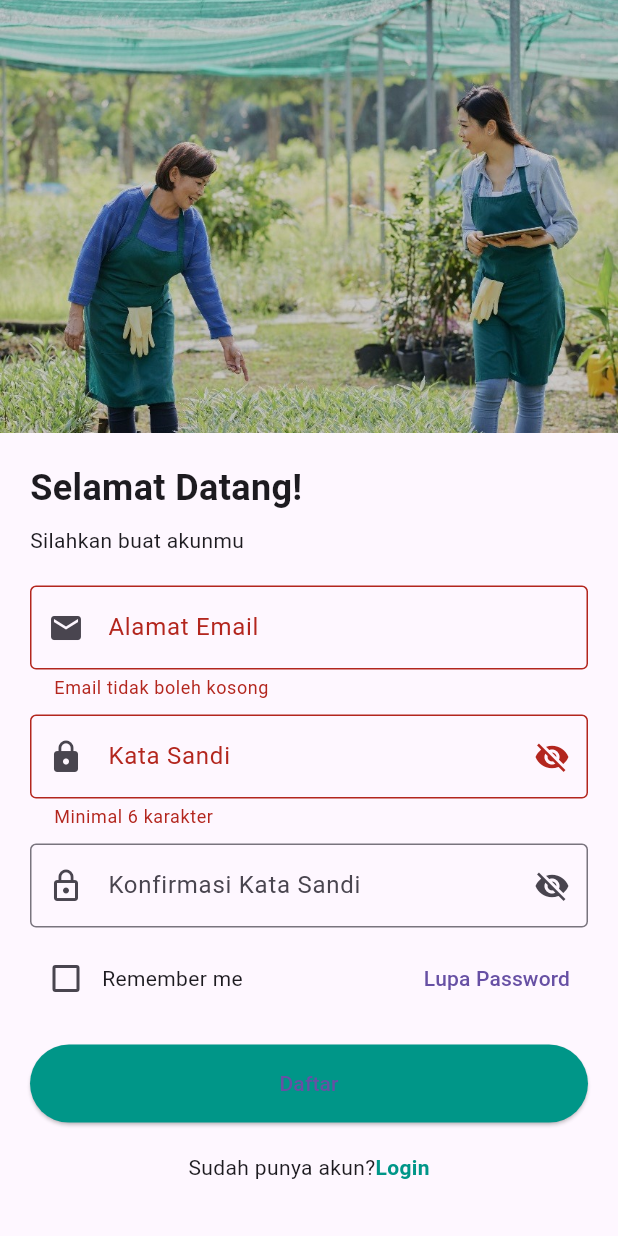
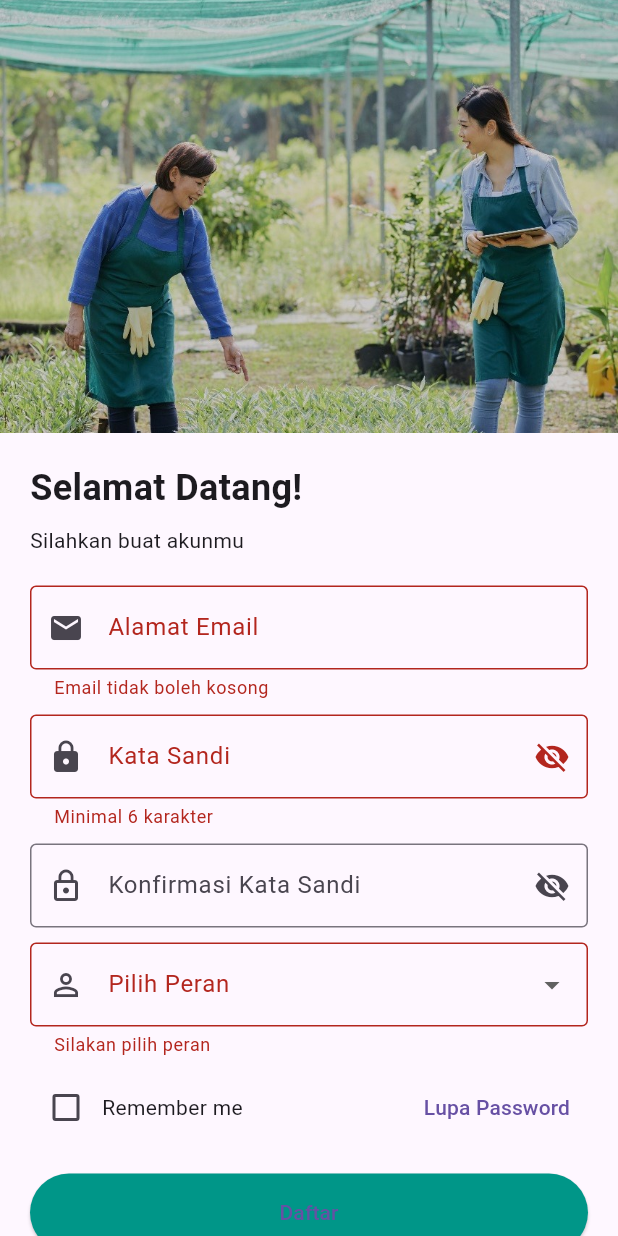
Before and after one commit to MuhammadAbyann/TaniYuk-Smart-Farming-Bok-Choy-Mobile-Application-, a Flutter app: the RegisterPage screen opened directly, after a tap on "Daftar", on a phone screen of 412 x 824 dp. Run offline on Flutter 3.47's test engine with Material 3 defaults, Android fonts, the phone set to English and light mode, and no system bars.

Commit message:
update register page

```diff
--- a/lib/pages/register_page.dart
+++ b/lib/pages/register_page.dart
@@ -19,12 +19,24 @@ class _RegisterPageState extends State<RegisterPage> {
   bool showPassword = false;
   bool showConfirmPassword = false;
 
+  // Tambahan: Role
+  String? selectedRole;
+  final List<String> roles = ['Petani', 'Pemilik Lahan'];
+
   void _register() {
     if (_formKey.currentState!.validate()) {
-      // TODO: Lanjutkan ke backend/Firebase
-      ScaffoldMessenger.of(
-        context,
-      ).showSnackBar(const SnackBar(content: Text("Pendaftaran berhasil!")));
+      final email = emailController.text.trim();
+      final password = passwordController.text.trim();
+      final role = selectedRole;
+
+      // TODO: Kirim ke backend di sini
+      print('Email: $email');
+      print('Password: $password');
+      print('Role: $role');
+
+      ScaffoldMessenger.of(context).showSnackBar(
+        const SnackBar(content: Text("Pendaftaran berhasil!")),
+      );
     }
   }
 
@@ -60,6 +72,8 @@ class _RegisterPageState extends State<RegisterPage> {
                       const SizedBox(height: 8),
                       const Text("Silahkan buat akunmu"),
                       const SizedBox(height: 20),
+
+                      // Email
                       TextFormField(
                         controller: emailController,
                         decoration: const InputDecoration(
@@ -78,6 +92,8 @@ class _RegisterPageState extends State<RegisterPage> {
                         },
                       ),
                       const SizedBox(height: 10),
+
+                      // Password
                       TextFormField(
                         controller: passwordController,
                         obscureText: !showPassword,
@@ -106,6 +122,8 @@ class _RegisterPageState extends State<RegisterPage> {
                         },
                       ),
                       const SizedBox(height: 10),
+
+                      // Konfirmasi Password
                       TextFormField(
                         controller: confirmPasswordController,
                         obscureText: !showConfirmPassword,
@@ -134,6 +152,36 @@ class _RegisterPageState extends State<RegisterPage> {
                         },
                       ),
                       const SizedBox(height: 10),
+
+                      // Dropdown Role
+                      DropdownButtonFormField<String>(
+                        decoration: const InputDecoration(
+                          labelText: 'Pilih Peran',
+                          border: OutlineInputBorder(),
+                          prefixIcon: Icon(Icons.person_outline),
+                        ),
+                        value: selectedRole,
+                        items: roles.map((String role) {
+                          return DropdownMenuItem<String>(
+                            value: role,
+                            child: Text(role),
+                          );
+                        }).toList(),
+                        onChanged: (value) {
+                          setState(() {
+                            selectedRole = value;
+                          });
+                        },
+                        validator: (value) {
+                          if (value == null || value.isEmpty) {
+                            return 'Silakan pilih peran';
+                          }
+                          return null;
+                        },
+                      ),
+                      const SizedBox(height: 10),
+
+                      // Checkbox dan lupa password
                       Row(
                         children: [
                           Checkbox(
@@ -155,6 +203,8 @@ class _RegisterPageState extends State<RegisterPage> {
                         ],
                       ),
                       const SizedBox(height: 20),
+
+                      // Tombol daftar
                       SizedBox(
                         width: double.infinity,
                         child: ElevatedButton(
@@ -167,14 +217,16 @@ class _RegisterPageState extends State<RegisterPage> {
                         ),
                       ),
                       const SizedBox(height: 20),
+
+                      // Navigasi ke login
                       Center(
                         child: GestureDetector(
                           onTap: () {
-                            // TODO: navigasi ke halaman login
+                            Navigator.pop(context); // kembali ke login
                           },
                           child: const Text.rich(
                             TextSpan(
-                              text: "Sudah punya akun?",
+                              text: "Sudah punya akun? ",
                               children: [
                                 TextSpan(
                                   text: "Login",
```
